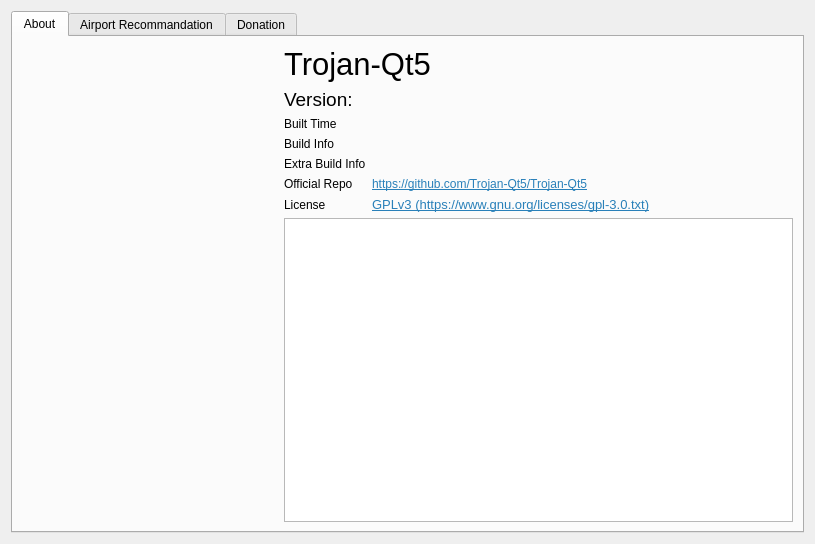
The window that ui/aboutdialog.ui (Trojan-Qt5/Trojan-Qt5) describes before a commit, drawn with Qt 5.
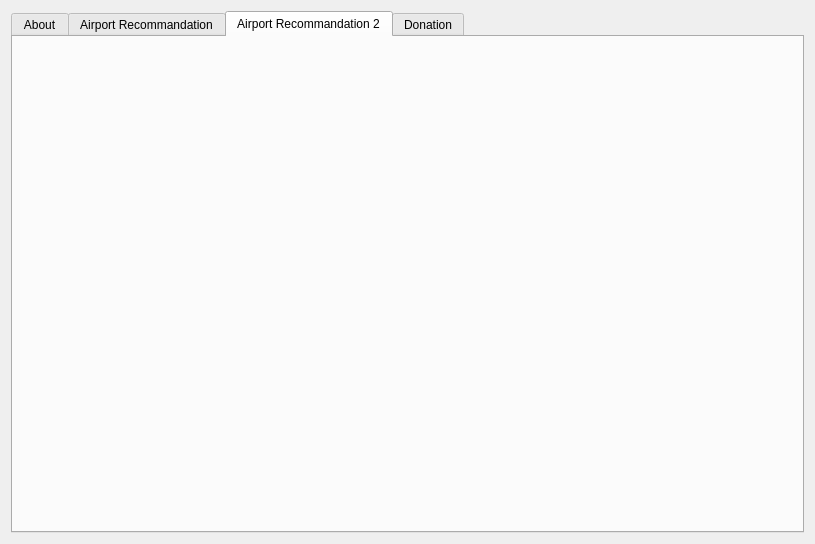
The same window after the commit. Icons and pictures are not drawn. Custom widgets are drawn as their Qt base class.

```diff
--- a/ui/aboutdialog.ui
+++ b/ui/aboutdialog.ui
@@ -17,7 +17,7 @@
    <item>
     <widget class="QTabWidget" name="tabWidget">
      <property name="currentIndex">
-      <number>0</number>
+      <number>2</number>
      </property>
      <widget class="QWidget" name="tab">
       <attribute name="title">
@@ -274,6 +274,43 @@
        </item>
       </layout>
      </widget>
+     <widget class="QWidget" name="tab_4">
+      <attribute name="title">
+       <string>Airport Recommandation 2</string>
+      </attribute>
+      <widget class="QWidget" name="verticalLayoutWidget_2">
+       <property name="geometry">
+        <rect>
+         <x>0</x>
+         <y>0</y>
+         <width>791</width>
+         <height>491</height>
+        </rect>
+       </property>
+       <layout class="QVBoxLayout" name="verticalLayout_6">
+        <item>
+         <widget class="QLabel" name="label_2">
+          <property name="styleSheet">
+           <string notr="true">border-image: url(:/icons/icons/qingwan.jpg)</string>
+          </property>
+          <property name="text">
+           <string/>
+          </property>
+         </widget>
+        </item>
+        <item>
+         <widget class="QLabel" name="label_3">
+          <property name="styleSheet">
+           <string notr="true">border-image: url(:/icons/icons/youyun.jpg)</string>
+          </property>
+          <property name="text">
+           <string/>
+          </property>
+         </widget>
+        </item>
+       </layout>
+      </widget>
+     </widget>
      <widget class="QWidget" name="tab_3">
       <attribute name="title">
        <string>Donation</string>
```
